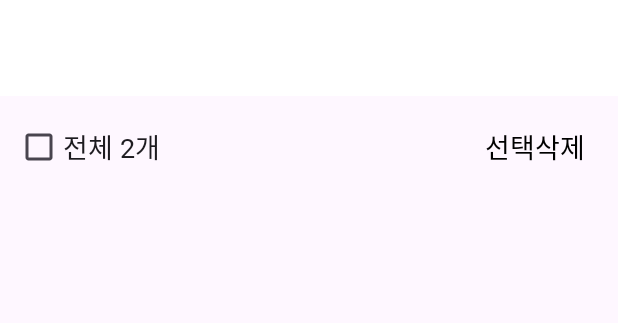
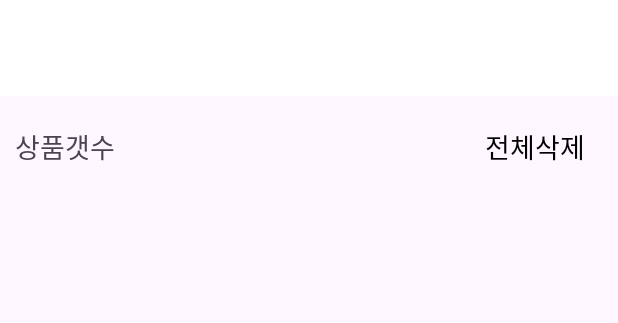
Before and after one commit to APPSCHOOL2-Android/FinalProject-ShoppingMallService-team6, an Android app: the layout fragment_cart_customer.xml on its own in the app's theme, with its tools: preview values and no code run, on a phone screen of 412 x 824 dp. Shown: the top 323 px of the screen. Run offline under Robolectric (Android 15) with nearby library versions, the light colour scheme and no system bars.

Commit message:
[Design] 장바구니 화면 디자인 일부 변경
- 체크박스 -> 장바구니 상품 갯수 표시하도록 변경
- 선택삭제 버튼 -> 전체삭제 버튼으로 변경

```diff
--- a/KeepGardeningProject_customer/app/src/main/res/layout/fragment_cart_customer.xml
+++ b/KeepGardeningProject_customer/app/src/main/res/layout/fragment_cart_customer.xml
@@ -20,22 +20,23 @@
         android:orientation="horizontal"
         android:padding="@dimen/padding_size_small">
 
-        <CheckBox
-            android:id="@+id/checkBox_cart_checkRemove"
+        <TextView
+            android:id="@+id/textView_cart_count"
             android:layout_width="wrap_content"
-            android:layout_height="wrap_content"
+            android:layout_height="match_parent"
             android:layout_weight="1"
             android:fontFamily="@font/nanum_square_round_regular"
-            android:text="전체 2개"
+            android:gravity="center_vertical"
+            android:text="상품갯수"
             android:textAppearance="@style/TextAppearance.AppCompat.Medium" />
 
         <com.google.android.material.button.MaterialButton
-            android:id="@+id/button_cart_selectDelete"
+            android:id="@+id/button_cart_deleteAll"
             style="@style/Widget.Material3.Button.TextButton"
             android:layout_width="wrap_content"
             android:layout_height="wrap_content"
             android:fontFamily="@font/nanum_square_round_regular"
-            android:text="선택삭제"
+            android:text="전체삭제"
             android:textAppearance="@style/TextAppearance.AppCompat.Medium"
             android:textColor="#000000" />
     </LinearLayout>
```
